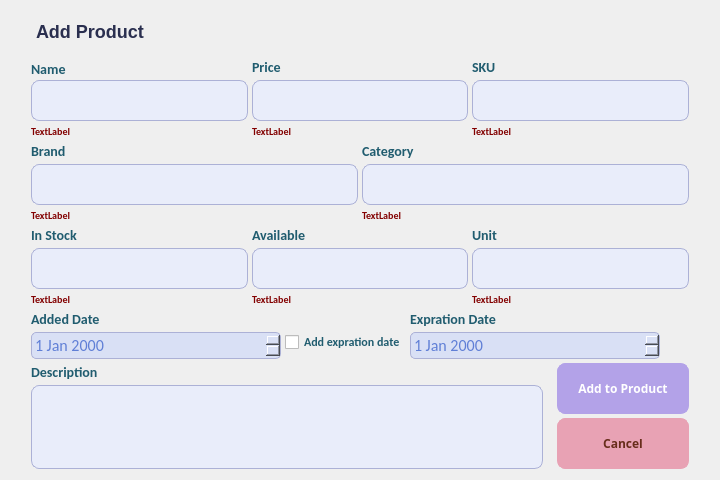
Above: InventoryManagement/GUI/add_product_window.ui from rjei/strukdat-manajemen-gudang before the change. Below: the same form after it.
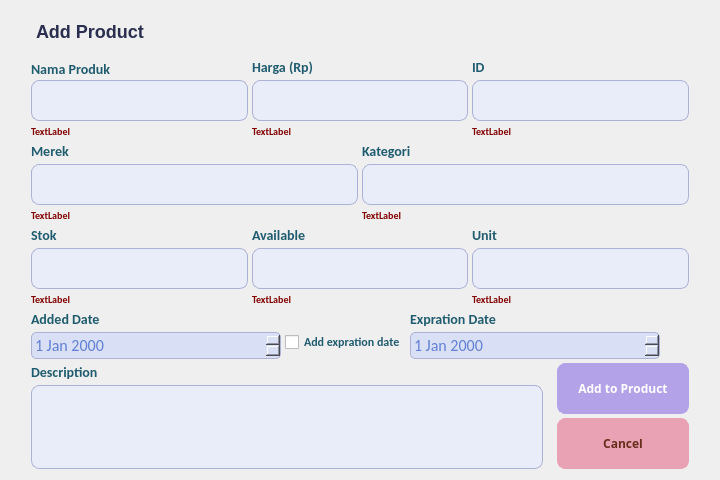
That is the form after the change. Icons and pictures are not drawn.

The edit to the form file:
```diff
--- a/InventoryManagement/GUI/add_product_window.ui
+++ b/InventoryManagement/GUI/add_product_window.ui
@@ -112,7 +112,7 @@
 text-transform: none;</string>
                </property>
                <property name="text">
-                <string>Name</string>
+                <string>Nama Produk</string>
                </property>
               </widget>
              </item>
@@ -155,7 +155,7 @@
 text-transform: none;</string>
                </property>
                <property name="text">
-                <string>Price</string>
+                <string>Harga (Rp)</string>
                </property>
               </widget>
              </item>
@@ -198,7 +198,7 @@
 text-transform: none;</string>
                </property>
                <property name="text">
-                <string>SKU</string>
+                <string>ID</string>
                </property>
               </widget>
              </item>
@@ -293,7 +293,7 @@
 text-transform: none;</string>
              </property>
              <property name="text">
-              <string>Brand</string>
+              <string>Merek</string>
              </property>
             </widget>
            </item>
@@ -347,7 +347,7 @@
 text-transform: none;</string>
              </property>
              <property name="text">
-              <string>Category</string>
+              <string>Kategori</string>
              </property>
             </widget>
            </item>
@@ -408,7 +408,7 @@
 text-transform: none;</string>
              </property>
              <property name="text">
-              <string>In Stock</string>
+              <string>Stok</string>
              </property>
             </widget>
            </item>
```
Left out of the diff: 2 changed lines with no effect on the pictures.
